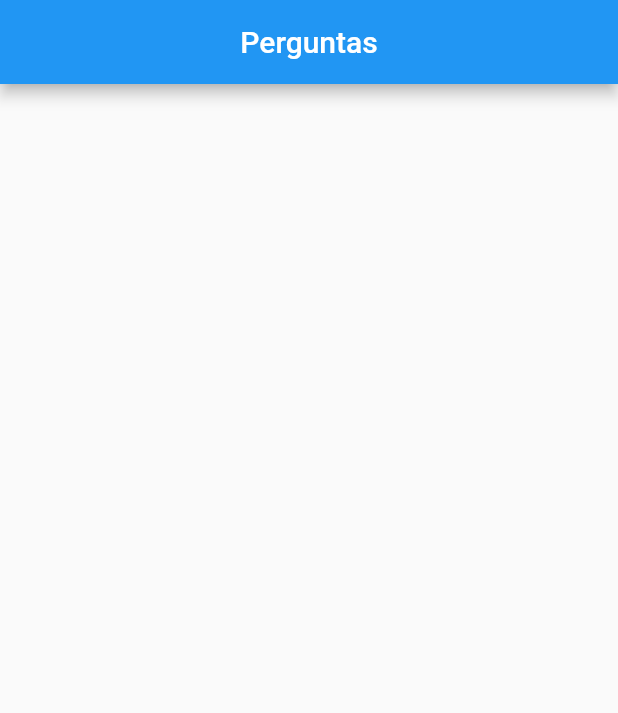
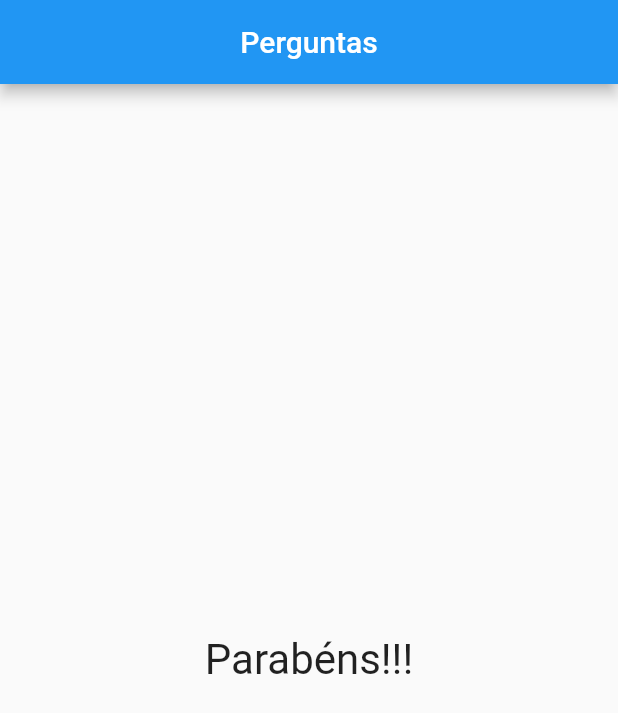
Before and after one commit to Offerreiraa/FirstAppFlutter, a Flutter app: the screen it shows after launch, after a tap on "Preto", after a tap on "Cobra", after a tap on "Douglas", on a phone screen of 412 x 824 dp. Shown: the top 713 px of the screen. Run offline on Flutter 3.47's test engine with Material 2 defaults, Android fonts, the phone set to English and light mode, and no system bars.

Commit message:
Mostrando uma mensagem para quando acabarem as perguntas

```diff
--- a/lib/main.dart
+++ b/lib/main.dart
@@ -22,7 +22,7 @@ class _PerguntaAppState extends State<PerguntaApp> {
   ];
 
   void _responder() {
-    if(temPerguntaSelecionada){
+    if (temPerguntaSelecionada) {
       setState(() {
         _perguntaSelecionada++;
       });
@@ -52,7 +52,9 @@ class _PerguntaAppState extends State<PerguntaApp> {
                   ...respostas!.map((t) => Resposta(t, _responder)).toList(),
                 ],
               )
-            : null,
+            : const Center(
+                child: Text('Parabéns!!!', style: TextStyle(fontSize: 28)),
+              ),
       ),
     );
   }
```
